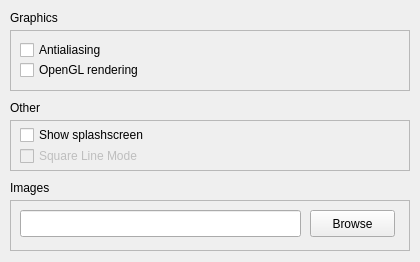
Before: the Qt Designer form qrgui/dialogs/preferencesPages/miscellaniousPage.ui in qreal/qreal, drawn with Qt 5.
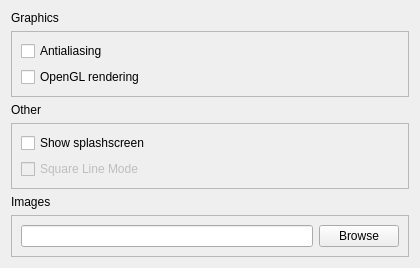
After: the same form once the commit is applied.

```diff
--- a/qrgui/dialogs/preferencesPages/miscellaniousPage.ui
+++ b/qrgui/dialogs/preferencesPages/miscellaniousPage.ui
@@ -10,171 +10,125 @@
     <height>262</height>
    </rect>
   </property>
-  <widget class="QFrame" name="frame_5">
-   <property name="geometry">
-    <rect>
-     <x>10</x>
-     <y>200</y>
-     <width>400</width>
-     <height>51</height>
-    </rect>
-   </property>
-   <property name="frameShape">
-    <enum>QFrame::StyledPanel</enum>
-   </property>
-   <property name="frameShadow">
-    <enum>QFrame::Raised</enum>
-   </property>
-   <widget class="QLineEdit" name="imagesPathEdit">
-    <property name="geometry">
-     <rect>
-      <x>10</x>
-      <y>10</y>
-      <width>281</width>
-      <height>27</height>
-     </rect>
-    </property>
-   </widget>
-   <widget class="QPushButton" name="imagesPathBrowseButton">
-    <property name="geometry">
-     <rect>
-      <x>300</x>
-      <y>10</y>
-      <width>85</width>
-      <height>27</height>
-     </rect>
-    </property>
-    <property name="text">
-     <string>Browse</string>
-    </property>
-   </widget>
-  </widget>
-  <widget class="QLabel" name="label_7">
-   <property name="geometry">
-    <rect>
-     <x>10</x>
-     <y>180</y>
-     <width>151</width>
-     <height>16</height>
-    </rect>
-   </property>
-   <property name="text">
-    <string>Images</string>
-   </property>
-  </widget>
-  <widget class="QFrame" name="frame_4">
-   <property name="geometry">
-    <rect>
-     <x>10</x>
-     <y>120</y>
-     <width>400</width>
-     <height>51</height>
-    </rect>
-   </property>
-   <property name="frameShape">
-    <enum>QFrame::StyledPanel</enum>
-   </property>
-   <property name="frameShadow">
-    <enum>QFrame::Raised</enum>
-   </property>
-   <widget class="QCheckBox" name="splashScreenCheckBox">
-    <property name="geometry">
-     <rect>
-      <x>10</x>
-      <y>5</y>
-      <width>380</width>
-      <height>20</height>
-     </rect>
-    </property>
-    <property name="text">
-     <string>Show splashscreen</string>
-    </property>
-   </widget>
-   <widget class="QCheckBox" name="squareLineModeCheckBox">
-    <property name="enabled">
-     <bool>false</bool>
-    </property>
-    <property name="geometry">
-     <rect>
-      <x>10</x>
-      <y>25</y>
-      <width>381</width>
-      <height>22</height>
-     </rect>
-    </property>
-    <property name="text">
-     <string>Square Line Mode</string>
-    </property>
-   </widget>
-  </widget>
-  <widget class="QFrame" name="frame_3">
-   <property name="geometry">
-    <rect>
-     <x>10</x>
-     <y>30</y>
-     <width>400</width>
-     <height>61</height>
-    </rect>
-   </property>
-   <property name="frameShape">
-    <enum>QFrame::StyledPanel</enum>
-   </property>
-   <property name="frameShadow">
-    <enum>QFrame::Raised</enum>
-   </property>
-   <widget class="QCheckBox" name="antialiasingCheckBox">
-    <property name="geometry">
-     <rect>
-      <x>10</x>
-      <y>10</y>
-      <width>380</width>
-      <height>20</height>
-     </rect>
-    </property>
-    <property name="text">
-     <string>Antialiasing</string>
-    </property>
-   </widget>
-   <widget class="QCheckBox" name="openGLCheckBox">
-    <property name="geometry">
-     <rect>
-      <x>10</x>
-      <y>30</y>
-      <width>380</width>
-      <height>20</height>
-     </rect>
-    </property>
-    <property name="text">
-     <string>OpenGL rendering</string>
-    </property>
-   </widget>
-  </widget>
-  <widget class="QLabel" name="label_5">
-   <property name="geometry">
-    <rect>
-     <x>10</x>
-     <y>10</y>
-     <width>141</width>
-     <height>16</height>
-    </rect>
-   </property>
-   <property name="text">
-    <string>Graphics</string>
-   </property>
-  </widget>
-  <widget class="QLabel" name="label_6">
-   <property name="geometry">
-    <rect>
-     <x>10</x>
-     <y>100</y>
-     <width>151</width>
-     <height>16</height>
-    </rect>
-   </property>
-   <property name="text">
-    <string>Other</string>
-   </property>
-  </widget>
+  <property name="sizePolicy">
+   <sizepolicy hsizetype="Expanding" vsizetype="Expanding">
+    <horstretch>0</horstretch>
+    <verstretch>0</verstretch>
+   </sizepolicy>
+  </property>
+  <layout class="QVBoxLayout" name="verticalLayout">
+   <item>
+    <widget class="QLabel" name="label_5">
+     <property name="text">
+      <string>Graphics</string>
+     </property>
+    </widget>
+   </item>
+   <item>
+    <widget class="QFrame" name="frame_3">
+     <property name="frameShape">
+      <enum>QFrame::StyledPanel</enum>
+     </property>
+     <property name="frameShadow">
+      <enum>QFrame::Raised</enum>
+     </property>
+     <layout class="QGridLayout" name="gridLayout">
+      <item row="0" column="0">
+       <widget class="QCheckBox" name="antialiasingCheckBox">
+        <property name="text">
+         <string>Antialiasing</string>
+        </property>
+       </widget>
+      </item>
+      <item row="1" column="0">
+       <widget class="QCheckBox" name="openGLCheckBox">
+        <property name="text">
+         <string>OpenGL rendering</string>
+        </property>
+       </widget>
+      </item>
+     </layout>
+    </widget>
+   </item>
+   <item>
+    <widget class="QLabel" name="label_6">
+     <property name="text">
+      <string>Other</string>
+     </property>
+    </widget>
+   </item>
+   <item>
+    <widget class="QFrame" name="frame_4">
+     <property name="frameShape">
+      <enum>QFrame::StyledPanel</enum>
+     </property>
+     <property name="frameShadow">
+      <enum>QFrame::Raised</enum>
+     </property>
+     <layout class="QGridLayout" name="gridLayout_2">
+      <item row="0" column="0">
+       <widget class="QCheckBox" name="splashScreenCheckBox">
+        <property name="text">
+         <string>Show splashscreen</string>
+        </property>
+       </widget>
+      </item>
+      <item row="1" column="0">
+       <widget class="QCheckBox" name="squareLineModeCheckBox">
+        <property name="enabled">
+         <bool>false</bool>
+        </property>
+        <property name="text">
+         <string>Square Line Mode</string>
+        </property>
+       </widget>
+      </item>
+     </layout>
+    </widget>
+   </item>
+   <item>
+    <widget class="QLabel" name="label_7">
+     <property name="text">
+      <string>Images</string>
+     </property>
+    </widget>
+   </item>
+   <item>
+    <widget class="QFrame" name="frame_5">
+     <property name="frameShape">
+      <enum>QFrame::StyledPanel</enum>
+     </property>
+     <property name="frameShadow">
+      <enum>QFrame::Raised</enum>
+     </property>
+     <layout class="QGridLayout" name="gridLayout_3">
+      <item row="0" column="0">
+       <widget class="QLineEdit" name="imagesPathEdit"/>
+      </item>
+      <item row="0" column="1">
+       <widget class="QPushButton" name="imagesPathBrowseButton">
+        <property name="text">
+         <string>Browse</string>
+        </property>
+       </widget>
+      </item>
+     </layout>
+    </widget>
+   </item>
+   <item>
+    <spacer name="verticalSpacer">
+     <property name="orientation">
+      <enum>Qt::Vertical</enum>
+     </property>
+     <property name="sizeHint" stdset="0">
+      <size>
+       <width>20</width>
+       <height>40</height>
+      </size>
+     </property>
+    </spacer>
+   </item>
+  </layout>
  </widget>
  <resources/>
  <connections/>
```
